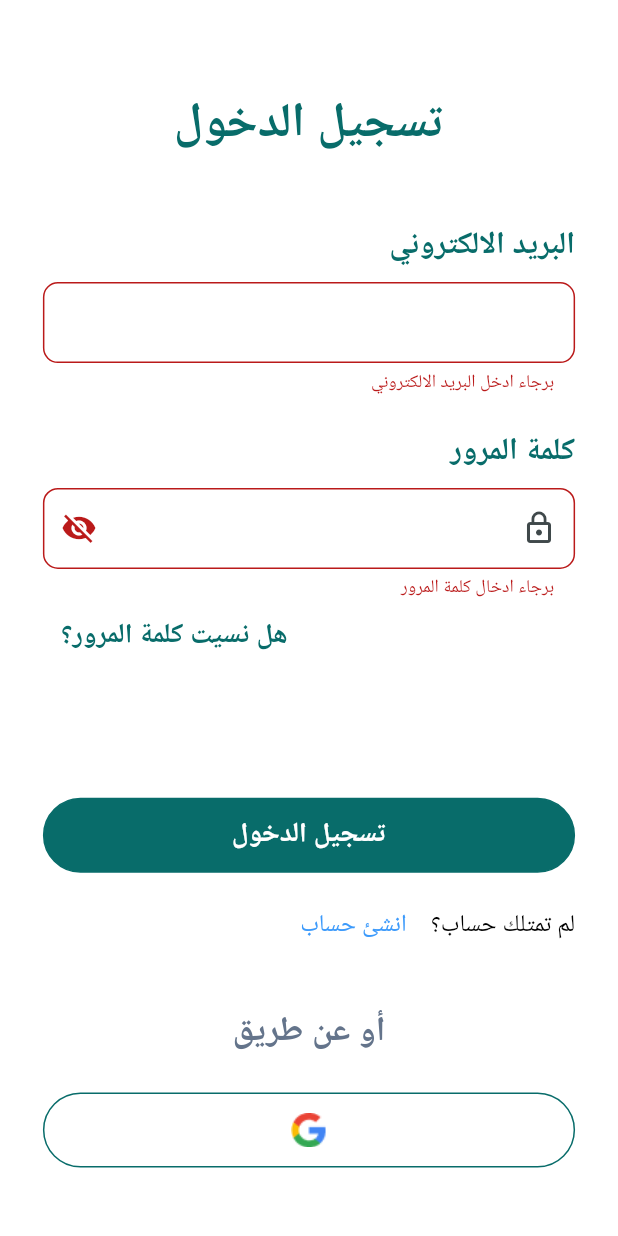
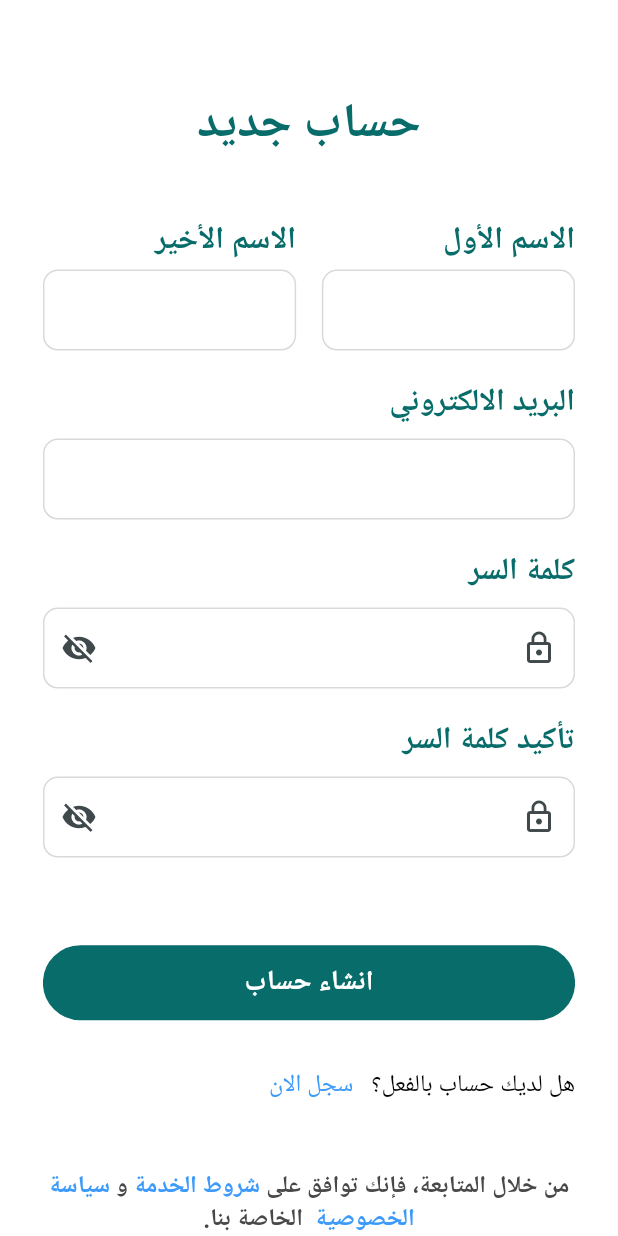
Before and after one commit to Yara-mohamed0/production_management, a Flutter app: the LoginScreen screen opened directly, after a tap on "تسجيل الدخول", after a tap on "انشئ حساب", on a phone screen of 412 x 824 dp. Run offline on Flutter 3.47's test engine with Material 3 defaults, Android fonts, the phone set to English and light mode, and no system bars; our stand-ins replace flutter_bloc, flutter_screenutil, google_fonts, timer_count_down.

```diff
--- a/lib/core/theming/colors.dart
+++ b/lib/core/theming/colors.dart
@@ -21,6 +21,7 @@ abstract class AppColors {
   static const Color textGrey = Color(0xff838A93);
   static const Color ratingBackgroundGrey = Color(0xffF8F8F8);
   static const Color orText = Color(0xff64748B);
+  static const Color serviceConditions = Color(0xff484848);
 //red color
   static const Color redColor = Color(0xffCE0909);
   static const Color fireColor = Color(0xffE8899E);
@@ -36,7 +37,7 @@ abstract class AppColors {
   static const Color blueShadow = Color(0xffEBF8FE);
   static const Color medicineColor = Color(0xff7ACEFA);
   static const Color checkBoxColor = Color(0xff6D9CF9);
-  static const Color accentColor= Color(0xff3C9AFB);
+  static const Color accentColor = Color(0xff3C9AFB);
 
   //orange color
   static const Color orangeShadow = Color(0xffFEF6EC);
--- a/lib/core/theming/styles.dart
+++ b/lib/core/theming/styles.dart
@@ -41,6 +41,18 @@ class AppFonts {
     fontSize: 14.sp,
     fontWeight: FontWeightHelper.bold,
     color: AppColors.blackColor,
+  );
+
+  static TextStyle font14W700ServiceConditions = GoogleFonts.scheherazadeNew(
+    fontSize: 14.sp,
+    fontWeight: FontWeightHelper.bold,
+    color: AppColors.serviceConditions,
+  );
+
+  static TextStyle font14W700AccentColor = GoogleFonts.scheherazadeNew(
+    fontSize: 14.sp,
+    fontWeight: FontWeightHelper.bold,
+    color: AppColors.accentColor,
   );
 
   static TextStyle font15W700White = GoogleFonts.scheherazadeNew(
@@ -290,7 +302,7 @@ class AppFonts {
       fontWeight: FontWeightHelper.regular,
       color: AppColors.mainColor);
 
-  static TextStyle font14W400AccentColor= GoogleFonts.scheherazadeNew(
+  static TextStyle font14W400AccentColor = GoogleFonts.scheherazadeNew(
       fontSize: 14.sp,
       fontWeight: FontWeightHelper.regular,
       color: AppColors.accentColor);
--- a/lib/features/login/ui/screen/login_screen.dart
+++ b/lib/features/login/ui/screen/login_screen.dart
@@ -9,6 +9,7 @@ import '../../../../../core/theming/colors.dart';
 import '../../../../core/shared_widgets/default_text_form_field.dart';
 import '../../../../core/theming/styles.dart';
 
+import '../../../signup/ui/screen/signup_page.dart';
 import '../../logic/cubit/cubit.dart';
 import '../../logic/cubit/state.dart';
 import 'forget_password_bottomsheet.dart';
@@ -77,7 +78,7 @@ class LoginScreen extends StatelessWidget {
                             height: 19.h,
                           ),
                           Text(
-                            'كلمة المرور',
+                            'كلمة السر',
                             style: AppFonts.font18W700Primary,
                           ),
                           SizedBox(
@@ -146,10 +147,10 @@ class LoginScreen extends StatelessWidget {
                               ),
                               TextButton(
                                 onPressed: () {
-                                  // Navigator.push(
-                                  //     context,
-                                  //     MaterialPageRoute(
-                                  //         builder: (context) => SignUp()));
+                                  Navigator.push(
+                                      context,
+                                      MaterialPageRoute(
+                                          builder: (context) => SignUp()));
                                 },
                                 child: Text(
                                   " انشئ حساب",
--- /dev/null
+++ b/lib/features/signup/logic/cubit/cubit.dart
@@ -0,0 +1,46 @@
+// Sign up cubit
+import 'package:flutter/material.dart';
+import 'package:flutter_bloc/flutter_bloc.dart';
+
+import 'state.dart';
+
+class SignUpCubit extends Cubit<SignUpState> {
+  SignUpCubit() : super(SignUpInitialState());
+
+  static SignUpCubit get(context) => BlocProvider.of(context);
+
+  IconData suffix = Icons.visibility_off_outlined;
+  bool isPassword = true;
+
+  void changePasswordVisibility() {
+    isPassword = !isPassword;
+    suffix =
+    isPassword ? Icons.visibility_off_outlined : Icons.visibility_outlined;
+    emit(SignUpChangeVisibilityState());
+  }
+
+  bool isConfirmPassword = true;
+  IconData confirmSuffix = Icons.visibility_off_outlined;
+
+  void changeConfirmPasswordVisibility() {
+    isConfirmPassword = !isConfirmPassword;
+    confirmSuffix = isConfirmPassword
+        ? Icons.visibility_off_outlined
+        : Icons.visibility_outlined;
+    emit(SignUpConfirmChangeVisibilityState());
+  }
+
+  void changeRole(String newRole) {
+    emit(SignUpRoleSelectedState(newRole));
+  }
+
+  void changeYear(String newYear) {
+    emit(SignUpYearSelectedState(newYear));
+  }
+
+  bool submitted = false;
+  void changeSubmitted() {
+    submitted=true;
+    emit(SignUpSubmit());
+  }
+}
--- /dev/null
+++ b/lib/features/signup/logic/cubit/state.dart
@@ -0,0 +1,30 @@
+abstract class SignUpState {}
+
+class SignUpInitialState extends SignUpState {}
+
+class SignUpLoadingState extends SignUpState {}
+
+class SignUpSuccessState extends SignUpState {}
+
+class SignUpErrorState extends SignUpState {
+  final String error;
+
+  SignUpErrorState(this.error);
+}
+
+class SignUpChangeVisibilityState extends SignUpState {}
+
+class SignUpConfirmChangeVisibilityState extends SignUpState {}
+
+class SignUpRoleSelectedState extends SignUpState {
+  final String selectedRole;
+
+  SignUpRoleSelectedState(this.selectedRole);
+}
+class SignUpYearSelectedState extends SignUpState {
+  final String selectedYear;
+
+  SignUpYearSelectedState(this.selectedYear);
+}
+class SignUpValidState  extends SignUpState {}
+class SignUpSubmit  extends SignUpState {}
--- /dev/null
+++ b/lib/features/signup/ui/screen/signup_page.dart
@@ -0,0 +1,269 @@
+// Sign up widget
+import 'package:flutter/gestures.dart';
+import 'package:flutter/material.dart';
+import 'package:flutter_bloc/flutter_bloc.dart';
+import 'package:flutter_screenutil/flutter_screenutil.dart';
+
+import '../../../../../core/shared_widgets/shared_button.dart';
+
+import '../../../../../core/theming/colors.dart';
+
+import '../../../../core/shared_widgets/default_text_form_field.dart';
+import '../../../../core/theming/styles.dart';
+import '../../../login/ui/screen/login_screen.dart';
+import '../../logic/cubit/cubit.dart';
+import '../../logic/cubit/state.dart';
+import '../widgets/name_row.dart';
+
+// ignore: must_be_immutable
+class SignUp extends StatelessWidget {
+  SignUp({super.key});
+
+  var formKey = GlobalKey<FormState>();
+  var firstNameController = TextEditingController();
+  var lastNameController = TextEditingController();
+  var emailController = TextEditingController();
+  var passwordController = TextEditingController();
+  var confirmPasswordController = TextEditingController();
+
+  // List of dropdown menu items
+  final List<String> roles = ["Sign Up As", 'Student', 'Teacher', 'Parent'];
+  String selectedRole = "Sign Up As";
+
+  final List<String> academicYears = [
+    "Choose Your Academic Year",
+    'Invalid',
+    '1st Year',
+    '2nd Year',
+    '3rd Year',
+    '4th Year'
+  ];
+  String selectedYear = "Choose Your Academic Year";
+
+  @override
+  Widget build(BuildContext context) {
+    return BlocProvider(
+      create: (BuildContext context) => SignUpCubit(),
+      child: BlocConsumer<SignUpCubit, SignUpState>(
+        listener: (context, state) {},
+        builder: (context, state) {
+          var cubit = SignUpCubit.get(context);
+          if (state is SignUpRoleSelectedState) {
+            selectedRole = state.selectedRole;
+          }
+          if (state is SignUpYearSelectedState) {
+            selectedYear = state.selectedYear;
+          }
+          return Scaffold(
+            body: SafeArea(
+              child: Padding(
+                padding: EdgeInsets.only(top: 50.h, right: 25.w, left: 25.w),
+                child: SingleChildScrollView(
+                  child: Form(
+                    key: formKey,
+                    child: Column(
+                      crossAxisAlignment: CrossAxisAlignment.start,
+                      children: [
+                        Center(
+                          child: Text("حساب جديد",
+                              style: AppFonts.font28W700Primary),
+                        ),
+                        SizedBox(
+                          height: 32.h,
+                        ),
+                        NameRow(
+                            firstNameController: firstNameController,
+                            lastNameController: lastNameController),
+                        SizedBox(
+                          height: 16.h,
+                        ),
+                        Text(
+                          'البريد الالكتروني',
+                          style: AppFonts.font18W700Primary,
+                        ),
+                        SizedBox(
+                          height: 8.h,
+                        ),
+                        DefaultTextFormField(
+                          controller: emailController,
+                          isPassword: false,
+                          color: AppColors.whiteColor,
+                          style: AppFonts.font14W700Black,
+                          borderSide: const BorderSide(
+                            color: AppColors.borderColor,
+                          ),
+                          validator: (value) {
+                            if (value == null || value.isEmpty) {
+                              return 'برجاء ادخل البريد الالكتروني';
+                            } else if (!RegExp(r'^[^@]+@[^@]+\.[^@]+')
+                                .hasMatch(value)) {
+                              return 'برجاء ادخل بريد الكتروني متاح';
+                            }
+                            return null;
+                          },
+                        ),
+                        SizedBox(
+                          height: 16.h,
+                        ),
+                        Text(
+                          'كلمة السر',
+                          style: AppFonts.font18W700Primary,
+                        ),
+                        SizedBox(
+                          height: 8.h,
+                        ),
+                        DefaultTextFormField(
+                          controller: passwordController,
+                          isPassword: cubit.isPassword,
+                          readOnly: false,
+                          color: AppColors.greyColor,
+                          style: AppFonts.font14W700Black,
+                          borderSide: const BorderSide(
+                            color: AppColors.borderColor,
+                          ),
+                          prefixIcon: const Icon(Icons.lock_outline),
+                          suffixIcon: cubit.isPassword
+                              ? Icons.visibility_off
+                              : Icons.visibility,
+                          suffixPressed: () => cubit.changePasswordVisibility(),
+                          validator: (value) {
+                            if (value!.isEmpty) {
+                              return 'Please Enter Password';
+                            }
+                            if (value.length < 6) {
+                              return 'Password must be at least 6 characters long';
+                            }
+                            if (!RegExp(r'(?=.*[a-z])').hasMatch(value)) {
+                              return 'Password must contain at least one lowercase letter';
+                            }
+                            if (!RegExp(r'(?=.*[A-Z])').hasMatch(value)) {
+                              return 'Password must contain at least one uppercase letter';
+                            }
+                            if (!RegExp(r'(?=.*[@$!%*?&_])').hasMatch(value)) {
+                              return 'Password must contain at least one special character';
+                            }
+                            return null;
+                          },
+                          type: TextInputType.visiblePassword,
+                        ),
+                        SizedBox(
+                          height: 16.h,
+                        ),
+                        Text(
+                          'تأكيد كلمة السر',
+                          style: AppFonts.font18W700Primary,
+                        ),
+                        SizedBox(
+                          height: 8.h,
+                        ),
+                        DefaultTextFormField(
+                          controller: confirmPasswordController,
+                          isPassword: cubit.isConfirmPassword,
+                          readOnly: false,
+                          color: AppColors.greyColor,
+                          style: AppFonts.font14W700Black,
+                          borderSide: const BorderSide(
+                            color: AppColors.borderColor,
+                          ),
+                          prefixIcon: const Icon(Icons.lock_outline),
+                          suffixIcon: cubit.isConfirmPassword
+                              ? Icons.visibility_off
+                              : Icons.visibility,
+                          suffixPressed: () =>
+                              cubit.changeConfirmPasswordVisibility(),
+                          validator: (value) {
+                            if (value!.isEmpty) {
+                              return 'Please Enter Confirmation Password';
+                            }
+                            if (value != passwordController.text) {
+                              return 'Passwords do not match';
+                            }
+                            return null;
+                          },
+                          type: TextInputType.visiblePassword,
+                        ),
+                        SizedBox(
+                          height: 49.h,
+                        ),
+                        SharedButton(
+                          color: AppColors.mainColor,
+                          style: AppFonts.font16W700White,
+                          function: () {
+                            cubit.changeSubmitted();
+                            if (formKey.currentState!.validate()) {}
+                          },
+                          text: "انشاء حساب",
+                        ),
+                        SizedBox(
+                          height: 16.h,
+                        ),
+                        Row(
+                          children: [
+                            Text(
+                              "هل لديك حساب بالفعل؟",
+                              style: AppFonts.font14W400Black,
+                            ),
+                            TextButton(
+                              onPressed: () {
+                                Navigator.push(
+                                    context,
+                                    MaterialPageRoute(
+                                        builder: (context) => LoginScreen()));
+                              },
+                              child: Text(
+                                "سجل الان",
+                                style: AppFonts.font14W400AccentColor,
+                              ),
+                            ),
+                          ],
+                        ),
+                        SizedBox(
+                          height: 27.h,
+                        ),
+                        RichText(
+                          textAlign: TextAlign.center,
+                          text: TextSpan(
+                              text: 'من خلال المتابعة، فإنك توافق على ',
+                              style: AppFonts.font14W700ServiceConditions,
+                              children: [
+                                TextSpan(
+                                  text: 'شروط الخدمة',
+                                  style: AppFonts.font14W700AccentColor,
+                                  recognizer: TapGestureRecognizer()
+                                    ..onTap = () {
+                                      // Handle the tap for the terms of service
+                                    },
+                                ),
+                                TextSpan(
+                                  text: ' و',
+                                  style: AppFonts.font14W700ServiceConditions,
+                                ),
+                                TextSpan(
+                                  text: ' سياسة الخصوصية ',
+                                  style: AppFonts.font14W700AccentColor,
+                                  recognizer: TapGestureRecognizer()
+                                    ..onTap = () {
+                                      // Handle the tap for the privacy policy
+                                    },
+                                ),
+                                TextSpan(
+                                  text: ' الخاصة بنا.',
+                                  style: AppFonts.font14W700ServiceConditions,
+                                ),
+                              ]),
+                        ),
+                        SizedBox(
+                          height: 10.h,
+                        ),
+                      ],
+                    ),
+                  ),
+                ),
+              ),
+            ),
+          );
+        },
+      ),
+    );
+  }
+}
--- /dev/null
+++ b/lib/features/signup/ui/widgets/name_row.dart
@@ -0,0 +1,91 @@
+import 'package:flutter/material.dart';
+import 'package:flutter_screenutil/flutter_screenutil.dart';
+
+import '../../../../core/shared_widgets/default_text_form_field.dart';
+import '../../../../core/theming/colors.dart';
+import '../../../../core/theming/styles.dart';
+
+class NameRow extends StatelessWidget {
+  const NameRow(
+      {super.key,
+      required this.firstNameController,
+      required this.lastNameController});
+
+  final TextEditingController firstNameController;
+  final TextEditingController lastNameController;
+
+  @override
+  Widget build(BuildContext context) {
+    return Row(
+      children: [
+        Expanded(
+          child: Column(
+            crossAxisAlignment: CrossAxisAlignment.start,
+            children: [
+              Text(
+                'الاسم الأول',
+                style: AppFonts.font18W700Primary,
+              ),
+              SizedBox(
+                height: 4.h,
+              ),
+              DefaultTextFormField(
+                controller: firstNameController,
+                isPassword: false,
+                color: AppColors.whiteColor,
+                style: AppFonts.font14W700Black,
+                borderSide: const BorderSide(
+                  color: AppColors.borderColor,
+                ),
+                validator: (value) {
+                  if (value!.isEmpty) {
+                    return 'برجاء ادخل الاسم';
+                  }
+                  if (value.contains(RegExp(r'[0-9]'))) {
+                    return 'لا يمكن ان يحتوي على ارقام';
+                  }
+                  return null;
+                },
+              ),
+            ],
+          ),
+        ),
+        SizedBox(
+          width: 15.w,
+        ),
+        Expanded(
+          child: Column(
+            crossAxisAlignment: CrossAxisAlignment.start,
+            children: [
+              Text(
+                'الاسم الأخير',
+                style: AppFonts.font18W700Primary,
+              ),
+              SizedBox(
+                height: 4.h,
+              ),
+              DefaultTextFormField(
+                controller: lastNameController,
+                isPassword: false,
+                color: AppColors.whiteColor,
+                style: AppFonts.font14W700Black,
+                borderSide: const BorderSide(
+                  color: AppColors.borderColor,
+                ),
+                validator: (value) {
+                  if (value!.isEmpty) {
+                    return 'برجاء ادخل الاسم';
+                  }
+                  if (value.contains(RegExp(r'[0-9]'))) {
+                    return 'لا يمكن ان يحتوي على ارقام';
+                  }
+                  return null;
+                },
+              ),
+            ],
+          ),
+        ),
+      ],
+    );
+  }
+}
```
